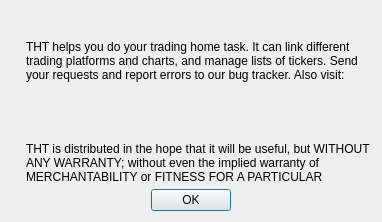
The window that about.ui (HappySeaFox/tht) describes before a commit, drawn with Qt 5.
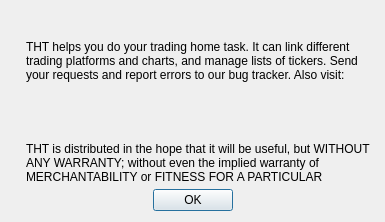
The same window after the commit. Icons and pictures are not drawn.

Commit message: Insert nobr

```diff
--- a/about.ui
+++ b/about.ui
@@ -6,7 +6,7 @@
    <rect>
     <x>0</x>
     <y>0</y>
-    <width>382</width>
+    <width>385</width>
     <height>222</height>
    </rect>
   </property>
```
The commit also changes 1 other file.
